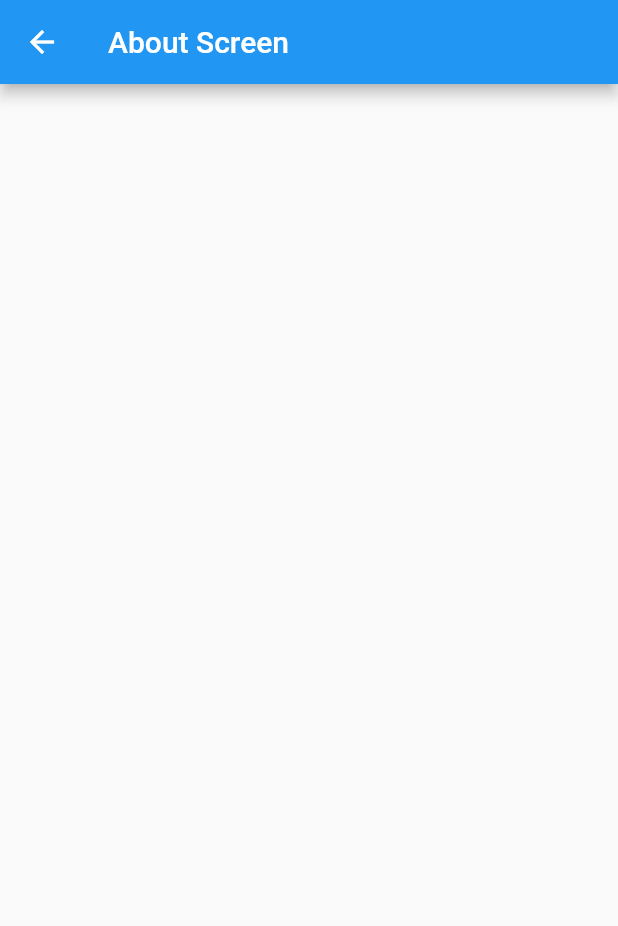
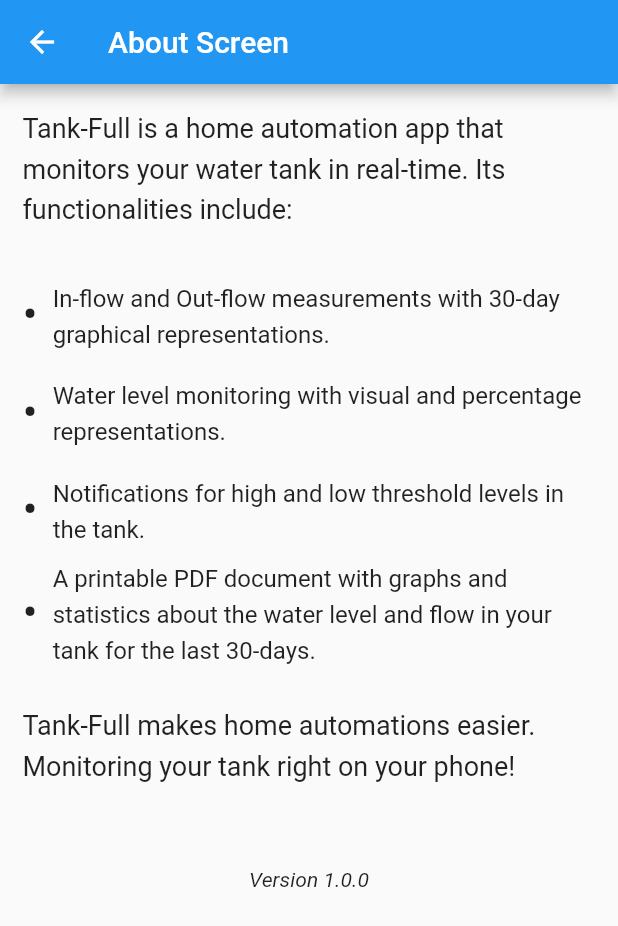
Before and after one commit to Night-Fury2-0/tank_full_app, a Flutter app: the screen it shows after launch, in the side drawer, after a tap on "About", on a phone screen of 412 x 824 dp. Shown: the top 926 px of the screen. Run offline on Flutter 3.47's test engine with Material 2 defaults, Android fonts, the phone set to English and light mode, and no system bars; our stand-ins replace liquid_progress_indicator, pdf, printing, syncfusion_flutter_charts.

Commit message:
About page populated. Written by Sanjana

```diff
--- a/lib/about_screen.dart
+++ b/lib/about_screen.dart
@@ -3,19 +3,66 @@ import 'NavBar.dart';
 
 class AboutScreen extends StatelessWidget {
   const AboutScreen({super.key});
+  static List<String> bulletpoints = [
+    "In-flow and Out-flow measurements with 30-day graphical representations.",
+    "Water level monitoring with visual and percentage representations.",
+    "Notifications for high and low threshold levels in the tank.",
+    "A printable PDF document with graphs and statistics about the water level and flow in your tank for the last 30-days."
+  ];
 
   @override
   Widget build(BuildContext context) {
     return Scaffold(
-      //drawer: NavBar(),
-      appBar: AppBar(
-        title: const Text('About Screen'),
-      ),
-      body: Column(
-        mainAxisAlignment: MainAxisAlignment.end,
-        crossAxisAlignment: CrossAxisAlignment.stretch,
-        children: [],
-      ),
-    );
+        //drawer: NavBar(),
+        appBar: AppBar(
+          title: const Text('About Screen'),
+        ),
+        body: ListView(
+          children: [
+            const Padding(
+                padding: EdgeInsets.all(15.0),
+                child: Text(
+                  "Tank-Full is a home automation app that monitors your water tank in real-time. Its functionalities include:",
+                  style: TextStyle(fontSize: 18, height: 1.5),
+                )),
+            Container(
+              padding: const EdgeInsets.fromLTRB(15, 10, 15, 10),
+              child: Column(
+                children: bulletpoints.map((strone) {
+                  return Row(children: [
+                    const Text(
+                      "\u2022",
+                      style: TextStyle(fontSize: 30),
+                    ), //bullet text
+                    const SizedBox(
+                      width: 10,
+                      height: 65,
+                    ), //space between bullet and text
+                    Expanded(
+                      child: Text(
+                        strone,
+                        style: const TextStyle(fontSize: 16, height: 1.5),
+                      ), //text
+                    )
+                  ]);
+                }).toList(),
+              ),
+            ),
+            const Padding(
+                padding: EdgeInsets.all(15.0),
+                child: Text(
+                  "Tank-Full makes home automations easier. Monitoring your tank right on your phone!",
+                  style: TextStyle(fontSize: 18, height: 1.5),
+                )),
+            Container(
+                padding: const EdgeInsets.fromLTRB(15, 40, 15, 10),
+                child: Column(
+                  children: [
+                    Text("Version 1.0.0",
+                        style: TextStyle(fontStyle: FontStyle.italic))
+                  ],
+                )),
+          ],
+        ));
   }
 }
```
